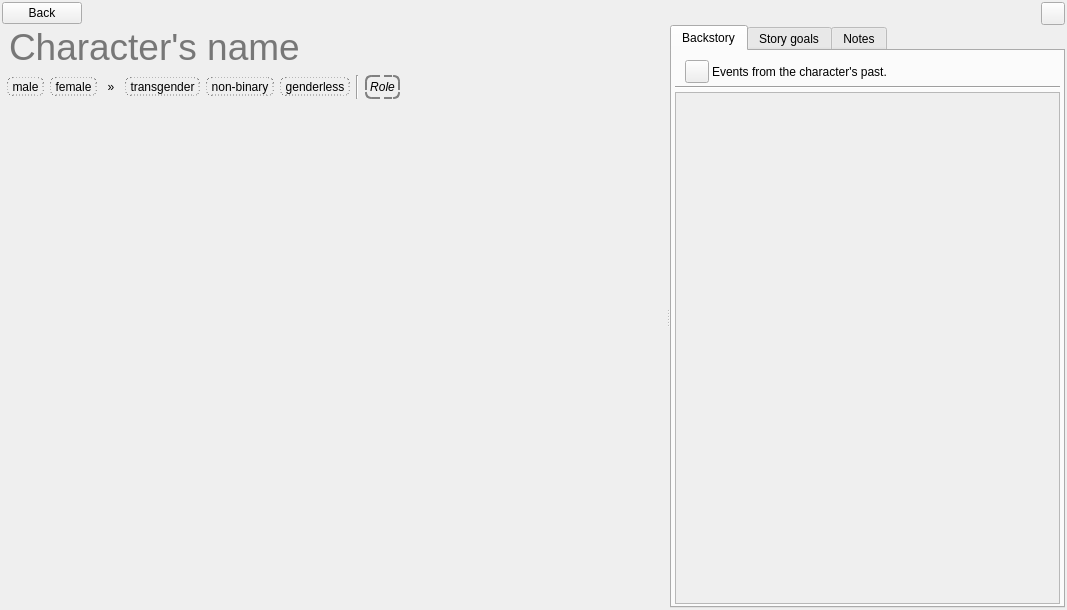
This is ui/character_editor.ui in zkovari/plotlyst as Qt 5 draws it before an edit. The edited form follows.
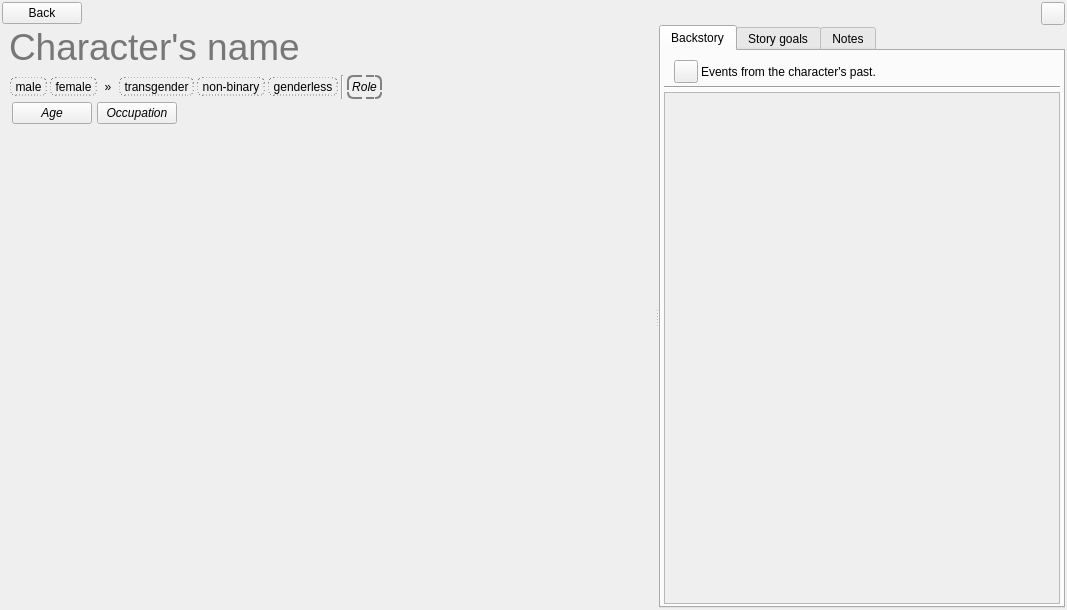
This is the edited form. Custom widgets are drawn as their Qt base class.

Commit message: Add character age and occupation

Diff of the .ui file:
```diff
--- a/ui/character_editor.ui
+++ b/ui/character_editor.ui
@@ -157,7 +157,7 @@
           <item>
            <layout class="QVBoxLayout" name="verticalLayout_4">
             <property name="spacing">
-             <number>6</number>
+             <number>3</number>
             </property>
             <item>
              <widget class="QLineEdit" name="lineName">
@@ -189,6 +189,12 @@
             </item>
             <item>
              <layout class="QHBoxLayout" name="horizontalLayout_2">
+              <property name="leftMargin">
+               <number>3</number>
+              </property>
+              <property name="topMargin">
+               <number>3</number>
+              </property>
               <item alignment="Qt::AlignLeft">
                <widget class="QToolButton" name="btnMale">
                 <property name="cursor">
@@ -469,6 +475,65 @@
               </item>
              </layout>
             </item>
+            <item>
+             <layout class="QHBoxLayout" name="horizontalLayout_5">
+              <property name="spacing">
+               <number>5</number>
+              </property>
+              <property name="leftMargin">
+               <number>5</number>
+              </property>
+              <item alignment="Qt::AlignLeft">
+               <widget class="SecondaryActionPushButton" name="btnAge">
+                <property name="font">
+                 <font>
+                  <italic>true</italic>
+                 </font>
+                </property>
+                <property name="text">
+                 <string>Age</string>
+                </property>
+                <property name="iconName" stdset="0">
+                 <string>fa5s.birthday-cake</string>
+                </property>
+                <property name="iconColor" stdset="0">
+                 <string>gray</string>
+                </property>
+               </widget>
+              </item>
+              <item>
+               <widget class="SecondaryActionPushButton" name="btnOccupation">
+                <property name="font">
+                 <font>
+                  <italic>true</italic>
+                 </font>
+                </property>
+                <property name="text">
+                 <string>Occupation</string>
+                </property>
+                <property name="iconName" stdset="0">
+                 <string>fa5s.briefcase</string>
+                </property>
+                <property name="iconColor" stdset="0">
+                 <string>gray</string>
+                </property>
+               </widget>
+              </item>
+              <item>
+               <spacer name="horizontalSpacer_4">
+                <property name="orientation">
+                 <enum>Qt::Horizontal</enum>
+                </property>
+                <property name="sizeHint" stdset="0">
+                 <size>
+                  <width>40</width>
+                  <height>20</height>
+                 </size>
+                </property>
+               </spacer>
+              </item>
+             </layout>
+            </item>
            </layout>
           </item>
          </layout>
@@ -701,6 +766,11 @@
   </layout>
  </widget>
  <customwidgets>
+  <customwidget>
+   <class>SecondaryActionPushButton</class>
+   <extends>QPushButton</extends>
+   <header>src.main.python.plotlyst.view.widget.button</header>
+  </customwidget>
   <customwidget>
    <class>CharacterAvatar</class>
    <extends>QWidget</extends>
```
The commit also changes 4 other files.
